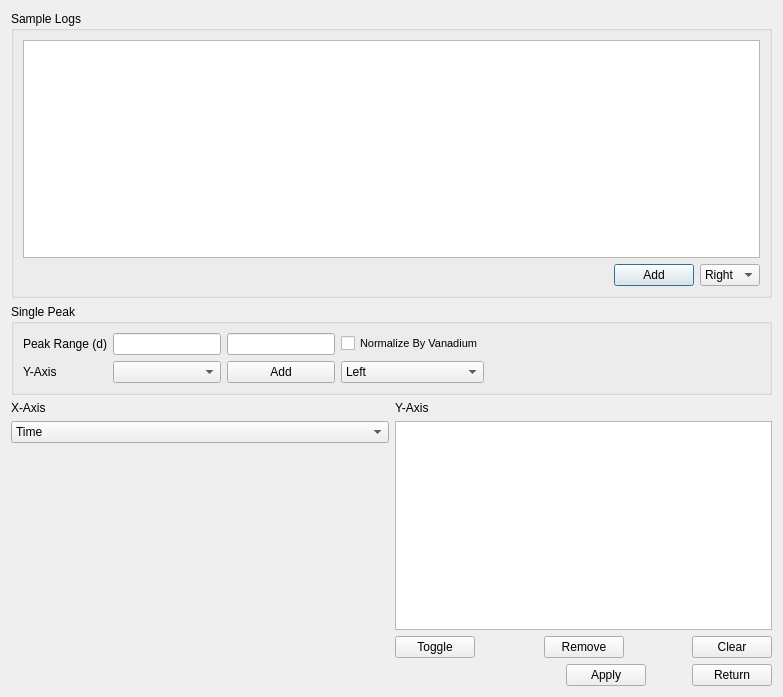
Before: the Qt Designer form pyvdrive/interface/gui/ui_LiveDataGPPlotSetup.ui in neutrons/PyVDrive, drawn with Qt 5.
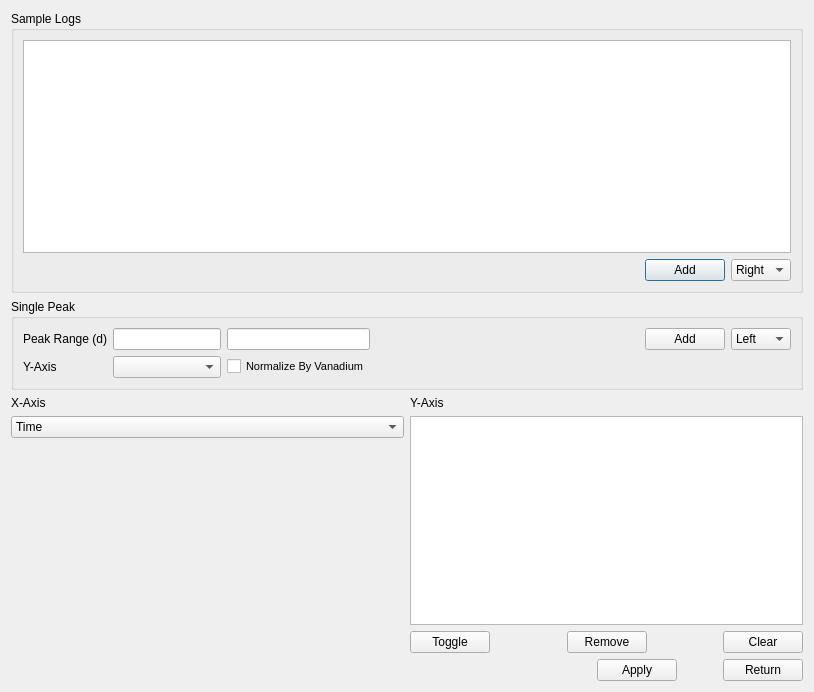
After: the same form once the commit is applied. Custom widgets are drawn as their Qt base class.

Patch:
```diff
--- a/pyvdrive/interface/gui/ui_LiveDataGPPlotSetup.ui
+++ b/pyvdrive/interface/gui/ui_LiveDataGPPlotSetup.ui
@@ -6,8 +6,8 @@
    <rect>
     <x>0</x>
     <y>0</y>
-    <width>783</width>
-    <height>697</height>
+    <width>814</width>
+    <height>692</height>
    </rect>
   </property>
   <property name="windowTitle">
@@ -70,6 +70,23 @@
       <string>Single Peak</string>
      </property>
      <layout class="QGridLayout" name="gridLayout">
+      <item row="0" column="6">
+       <widget class="QPushButton" name="pushButton_addPeakParam">
+        <property name="text">
+         <string>Add</string>
+        </property>
+       </widget>
+      </item>
+      <item row="0" column="2">
+       <widget class="QLineEdit" name="lineEdit_dMaxPeakIntegrate">
+        <property name="sizePolicy">
+         <sizepolicy hsizetype="Preferred" vsizetype="Fixed">
+          <horstretch>0</horstretch>
+          <verstretch>0</verstretch>
+         </sizepolicy>
+        </property>
+       </widget>
+      </item>
       <item row="1" column="1">
        <widget class="QComboBox" name="comboBox_peakY"/>
       </item>
@@ -110,24 +127,21 @@
         </property>
        </widget>
       </item>
+      <item row="0" column="7">
+       <widget class="QComboBox" name="comboBox_plotPeak">
+        <item>
+         <property name="text">
+          <string>Left</string>
+         </property>
+        </item>
+        <item>
+         <property name="text">
+          <string>Right</string>
+         </property>
+        </item>
+       </widget>
+      </item>
       <item row="1" column="2">
-       <widget class="QPushButton" name="pushButton_addPeakParam">
-        <property name="text">
-         <string>Add</string>
-        </property>
-       </widget>
-      </item>
-      <item row="0" column="2">
-       <widget class="QLineEdit" name="lineEdit_dMaxPeakIntegrate">
-        <property name="sizePolicy">
-         <sizepolicy hsizetype="Preferred" vsizetype="Fixed">
-          <horstretch>0</horstretch>
-          <verstretch>0</verstretch>
-         </sizepolicy>
-        </property>
-       </widget>
-      </item>
-      <item row="0" column="4">
        <widget class="QCheckBox" name="checkBox_normByVan">
         <property name="font">
          <font>
@@ -139,20 +153,6 @@
         </property>
        </widget>
       </item>
-      <item row="1" column="4">
-       <widget class="QComboBox" name="comboBox_plotPeak">
-        <item>
-         <property name="text">
-          <string>Left</string>
-         </property>
-        </item>
-        <item>
-         <property name="text">
-          <string>Right</string>
-         </property>
-        </item>
-       </widget>
-      </item>
      </layout>
     </widget>
    </item>
```
